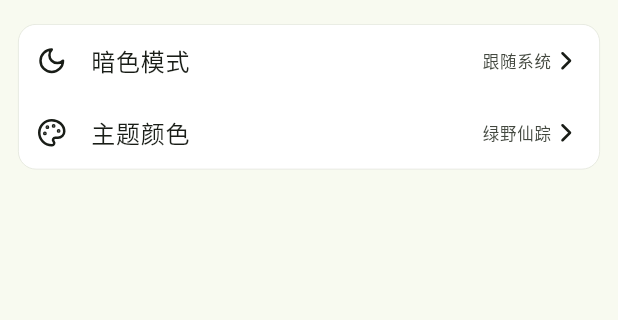
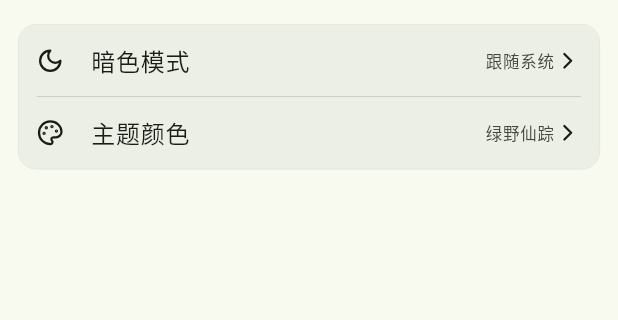
Before and after one commit to gvenusleo/MeDB, a Flutter app: the SettingsView screen opened by its route, on a phone screen of 412 x 824 dp, the part 60-380 px from its top. Run offline on Flutter 3.47's test engine with Material 3 defaults, Android fonts, the phone set to English and light mode, and no system bars; our stand-ins replace dio, flutter_dotenv, flutter_svg, fluttertoast, get, logger and 1 more; accounts and stored records are empty; network calls fail.

Commit message:
feat: 调整样式设计

```diff
--- a/lib/ui/settings/settings_view.dart
+++ b/lib/ui/settings/settings_view.dart
@@ -34,13 +34,13 @@ class SettingsView extends StatelessWidget {
                 padding: const EdgeInsets.all(0),
                 children: [
                   ListTile(
-                    leading: SvgIcon(assetName: Svg.moon, size: 20),
+                    leading: SvgIcon(assetName: Svg.moon, size: 18),
                     title: const Text('暗色模式'),
                     trailing: Row(
                       mainAxisSize: MainAxisSize.min,
                       children: [
                         Text('跟随系统'),
-                        SvgIcon(assetName: Svg.chevron, size: 20),
+                        SvgIcon(assetName: Svg.chevron, size: 18),
                       ],
                     ),
                     onTap: () {},
@@ -50,14 +50,20 @@ class SettingsView extends StatelessWidget {
                     ),
                     contentPadding: EdgeInsets.symmetric(horizontal: 12),
                   ),
+                  const Divider(
+                    height: 0,
+                    thickness: 0.5,
+                    indent: 12,
+                    endIndent: 12,
+                  ),
                   ListTile(
-                    leading: SvgIcon(assetName: Svg.palette, size: 20),
+                    leading: SvgIcon(assetName: Svg.palette, size: 18),
                     title: const Text('主题颜色'),
                     trailing: Row(
                       mainAxisSize: MainAxisSize.min,
                       children: [
                         Text('绿野仙踪'),
-                        SvgIcon(assetName: Svg.chevron, size: 20),
+                        SvgIcon(assetName: Svg.chevron, size: 18),
                       ],
                     ),
                     onTap: () {},
--- a/lib/widgets/me_card.dart
+++ b/lib/widgets/me_card.dart
@@ -19,10 +19,7 @@ class MeCard extends StatelessWidget {
       padding: padding,
       margin: margin,
       decoration: BoxDecoration(
-        color:
-            Get.theme.brightness == Brightness.light
-                ? Colors.white
-                : Get.theme.colorScheme.surfaceContainer,
+        color: Get.theme.colorScheme.surfaceContainer,
         borderRadius: BorderRadius.circular(12),
         border: Border.all(
           color: Get.theme.colorScheme.surfaceContainerHighest,
```
Also changed, not shown: lib/ui/diary/diary_view.dart (+2 -9 lines), lib/ui/link/link_view.dart (+2 -9 lines), lib/ui/poem/poem_view.dart (+2 -9 lines), lib/ui/tag/tag_view.dart (+2 -9 lines).
